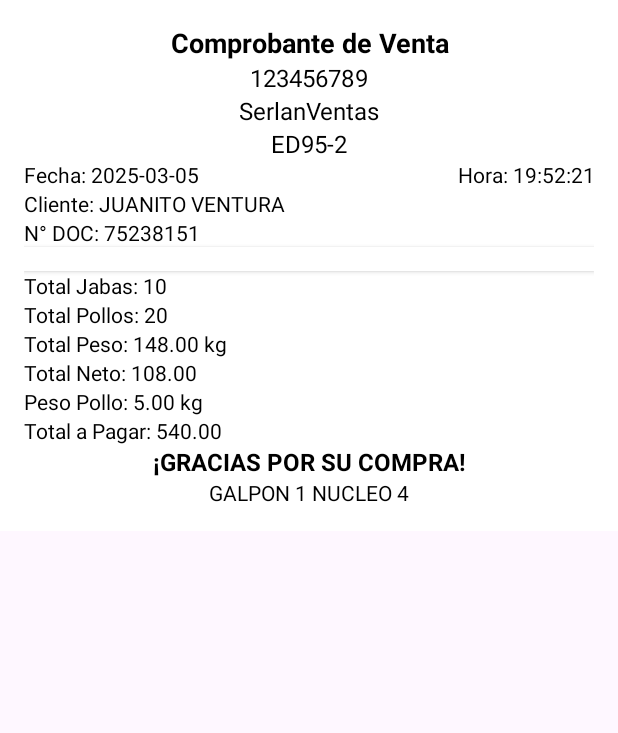
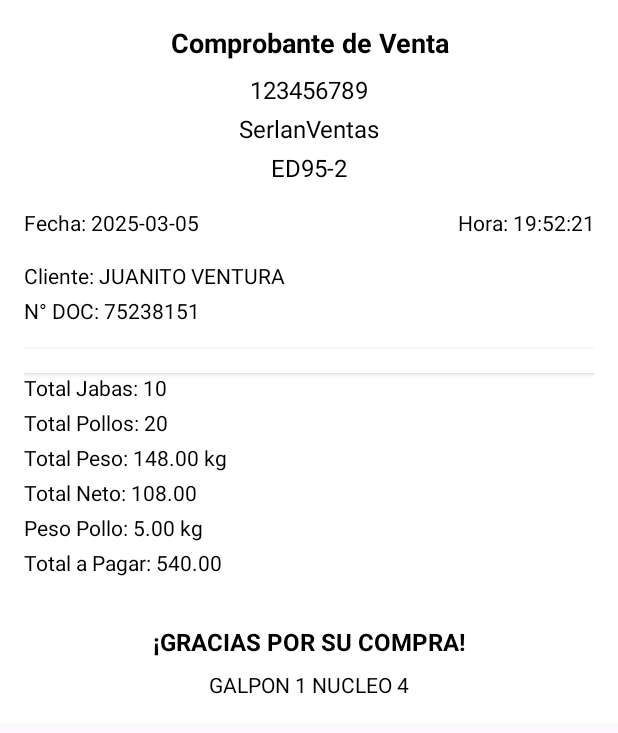
Before and after one commit to PeterG3POGamer/BlueApp, an Android app built with Jetpack Compose: the layout fragment_venta_detalle.xml on its own in the app's theme, with its tools: preview values and no code run, on a phone screen of 412 x 824 dp. Shown: the top 733 px of the screen. Run offline under Robolectric (Android 15) with nearby library versions, the phone set to English and light mode, and no system bars.

Commit message:
update xml

```diff
--- a/app/src/main/res/layout/fragment_venta_detalle.xml
+++ b/app/src/main/res/layout/fragment_venta_detalle.xml
@@ -6,13 +6,13 @@
     android:padding="16dp"
     android:background="#FFFFFF">
 
-    <!-- SECCIÓN 1: Centro todo, ocupara todo el ancho -->
+    <!-- SECCIÓN 1: Centro todo, ocupa todo el ancho -->
     <LinearLayout
         android:layout_width="match_parent"
         android:layout_height="wrap_content"
         android:orientation="vertical"
         android:gravity="center"
-        android:marginBottom="16dp">
+        android:layout_marginBottom="16dp"> <!-- Usa layout_marginBottom en lugar de marginBottom -->
 
         <TextView
             android:id="@+id/tvNombreComprobante"
@@ -32,7 +32,7 @@
             android:text="123456789"
             android:textSize="16sp"
             android:textColor="#000000"
-            android:marginTop="8dp"/>
+            android:layout_marginTop="8dp"/>
 
         <TextView
             android:id="@+id/tvRSEmpresa"
@@ -42,7 +42,7 @@
             android:text="SerlanVentas"
             android:textSize="16sp"
             android:textColor="#000000"
-            android:marginTop="4dp"/>
+            android:layout_marginTop="4dp"/>
 
         <TextView
             android:id="@+id/tvCorrelativo"
@@ -52,7 +52,7 @@
             android:text="ED95-2"
             android:textSize="16sp"
             android:textColor="#000000"
-            android:marginTop="4dp"/>
+            android:layout_marginTop="4dp"/>
     </LinearLayout>
 
     <!-- SECCIÓN 2: Cliente Nombre e ID -->
@@ -61,14 +61,14 @@
         android:layout_height="wrap_content"
         android:orientation="vertical"
         android:gravity="center"
-        android:marginBottom="16dp">
+        android:layout_marginBottom="16dp">
 
         <LinearLayout
             android:layout_width="match_parent"
             android:layout_height="wrap_content"
             android:orientation="horizontal"
             android:gravity="center_horizontal"
-            android:marginBottom="16dp">
+            android:layout_marginBottom="16dp">
 
             <TextView
                 android:id="@+id/tvFecha"
@@ -105,7 +105,7 @@
             android:text="N° DOC: 75238151"
             android:textSize="14sp"
             android:textColor="#000000"
-            android:marginTop="4dp"/>
+            android:layout_marginTop="4dp"/>
     </LinearLayout>
 
     <!-- ventas List -->
@@ -122,7 +122,7 @@
         android:layout_width="match_parent"
         android:layout_height="wrap_content"
         android:orientation="vertical"
-        android:marginBottom="16dp">
+        android:layout_marginBottom="16dp">
 
         <TextView
             android:id="@+id/tvTotalJabas"
@@ -139,7 +139,7 @@
             android:text="Total Pollos: 20"
             android:textSize="14sp"
             android:textColor="#000000"
-            android:marginTop="4dp"/>
+            android:layout_marginTop="4dp"/>
 
         <TextView
             android:id="@+id/tvTotalPeso"
@@ -148,7 +148,7 @@
             android:text="Total Peso: 148.00 kg"
             android:textSize="14sp"
             android:textColor="#000000"
-            android:marginTop="4dp"/>
+            android:layout_marginTop="4dp"/>
 
         <TextView
             android:id="@+id/tvTotalNeto"
@@ -157,7 +157,7 @@
             android:text="Total Neto: 108.00"
             android:textSize="14sp"
             android:textColor="#000000"
-            android:marginTop="4dp"/>
+            android:layout_marginTop="4dp"/>
 
         <TextView
             android:id="@+id/tvPKPollo"
@@ -166,7 +166,7 @@
             android:text="Peso Pollo: 5.00 kg"
             android:textSize="14sp"
             android:textColor="#000000"
-            android:marginTop="4dp"/>
+            android:layout_marginTop="4dp"/>
 
         <TextView
             android:id="@+id/tvTotalPagar"
@@ -175,7 +175,7 @@
             android:text="Total a Pagar: 540.00"
             android:textSize="14sp"
             android:textColor="#000000"
-            android:marginTop="4dp"/>
+            android:layout_marginTop="4dp"/>
     </LinearLayout>
 
     <!-- SECCIÓN 4: Mensaje y Sede -->
@@ -184,7 +184,7 @@
         android:layout_height="wrap_content"
         android:orientation="vertical"
         android:gravity="center"
-        android:marginTop="16dp">
+        android:layout_marginTop="16dp">
 
         <TextView
             android:id="@+id/tvMensaje"
@@ -195,7 +195,7 @@
             android:textSize="16sp"
             android:textColor="#000000"
             android:textStyle="bold"
-            android:marginBottom="8dp"/>
+            android:layout_marginBottom="8dp"/>
 
         <TextView
             android:id="@+id/tvSede"
```
